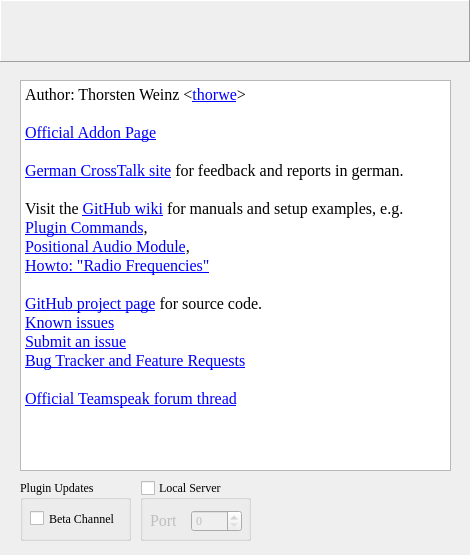
First picture: the form in src/config.ui, repository thorwe/CrossTalk, before the edit.
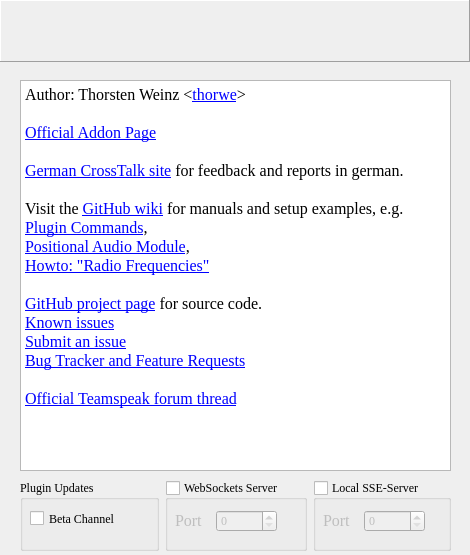
Second picture: the form after the edit. Icons and pictures are not drawn. Custom widgets are drawn as their Qt base class.

Commit message: websocket config

```diff
--- a/src/config.ui
+++ b/src/config.ui
@@ -33,10 +33,10 @@
   <widget class="Banner" name="banner_jianji">
    <property name="geometry">
     <rect>
-     <x>270</x>
-     <y>470</y>
-     <width>200</width>
-     <height>80</height>
+     <x>260</x>
+     <y>410</y>
+     <width>181</width>
+     <height>51</height>
     </rect>
    </property>
    <property name="sizePolicy">
@@ -114,84 +114,134 @@
     <bool>true</bool>
    </property>
   </widget>
-  <widget class="QGroupBox" name="groupBox_Server">
-   <property name="geometry">
-    <rect>
-     <x>140</x>
-     <y>480</y>
-     <width>111</width>
-     <height>61</height>
-    </rect>
-   </property>
-   <property name="title">
-    <string>Local Server</string>
-   </property>
-   <property name="checkable">
-    <bool>true</bool>
-   </property>
-   <property name="checked">
-    <bool>false</bool>
-   </property>
-   <widget class="QSpinBox" name="spinBox_Server">
-    <property name="geometry">
-     <rect>
-      <x>51</x>
-      <y>30</y>
-      <width>51</width>
-      <height>22</height>
-     </rect>
-    </property>
-    <property name="maximum">
-     <number>65535</number>
-    </property>
-    <property name="value">
-     <number>0</number>
-    </property>
-   </widget>
-   <widget class="QLabel" name="label_Server">
-    <property name="geometry">
-     <rect>
-      <x>10</x>
-      <y>30</y>
-      <width>41</width>
-      <height>20</height>
-     </rect>
-    </property>
-    <property name="font">
-     <font>
-      <pointsize>12</pointsize>
-     </font>
-    </property>
-    <property name="text">
-     <string>Port</string>
-    </property>
-   </widget>
-  </widget>
-  <widget class="QGroupBox" name="groupBox_Updates">
+  <widget class="QWidget" name="horizontalLayoutWidget">
    <property name="geometry">
     <rect>
      <x>20</x>
      <y>480</y>
-     <width>111</width>
-     <height>61</height>
+     <width>431</width>
+     <height>71</height>
     </rect>
    </property>
-   <property name="title">
-    <string>Plugin Updates</string>
-   </property>
-   <widget class="QCheckBox" name="betaChannelcheckBox">
-    <property name="geometry">
-     <rect>
-      <x>10</x>
-      <y>30</y>
-      <width>101</width>
-      <height>17</height>
-     </rect>
-    </property>
-    <property name="text">
-     <string>Beta Channel</string>
-    </property>
-   </widget>
+   <layout class="QHBoxLayout" name="horizontalLayout_2">
+    <item>
+     <widget class="QGroupBox" name="groupBox_Updates">
+      <property name="title">
+       <string>Plugin Updates</string>
+      </property>
+      <widget class="QCheckBox" name="betaChannelcheckBox">
+       <property name="geometry">
+        <rect>
+         <x>10</x>
+         <y>30</y>
+         <width>101</width>
+         <height>17</height>
+        </rect>
+       </property>
+       <property name="text">
+        <string>Beta Channel</string>
+       </property>
+      </widget>
+     </widget>
+    </item>
+    <item>
+     <widget class="QGroupBox" name="groupBox_WsServer">
+      <property name="title">
+       <string>WebSockets Server</string>
+      </property>
+      <property name="checkable">
+       <bool>true</bool>
+      </property>
+      <property name="checked">
+       <bool>false</bool>
+      </property>
+      <widget class="QSpinBox" name="spinBox_WsServer">
+       <property name="geometry">
+        <rect>
+         <x>51</x>
+         <y>30</y>
+         <width>61</width>
+         <height>22</height>
+        </rect>
+       </property>
+       <property name="maximum">
+        <number>65535</number>
+       </property>
+       <property name="value">
+        <number>0</number>
+       </property>
+      </widget>
+      <widget class="QLabel" name="label_WsServer">
+       <property name="geometry">
+        <rect>
+         <x>10</x>
+         <y>30</y>
+         <width>41</width>
+         <height>20</height>
+        </rect>
+       </property>
+       <property name="font">
+        <font>
+         <pointsize>12</pointsize>
+        </font>
+       </property>
+       <property name="text">
+        <string>Port</string>
+       </property>
+      </widget>
+     </widget>
+    </item>
+    <item>
+     <widget class="QGroupBox" name="groupBox_Server">
+      <property name="title">
+       <string>Local SSE-Server</string>
+      </property>
+      <property name="checkable">
+       <bool>true</bool>
+      </property>
+      <property name="checked">
+       <bool>false</bool>
+      </property>
+      <widget class="QSpinBox" name="spinBox_Server">
+       <property name="geometry">
+        <rect>
+         <x>51</x>
+         <y>30</y>
+         <width>61</width>
+         <height>22</height>
+        </rect>
+       </property>
+       <property name="maximum">
+        <number>65535</number>
+       </property>
+       <property name="value">
+        <number>0</number>
+       </property>
+      </widget>
+      <widget class="QLabel" name="label_Server">
+       <property name="geometry">
+        <rect>
+         <x>10</x>
+         <y>30</y>
+         <width>41</width>
+         <height>20</height>
+        </rect>
+       </property>
+       <property name="font">
+        <font>
+         <pointsize>12</pointsize>
+        </font>
+       </property>
+       <property name="text">
+        <string>Port</string>
+       </property>
+      </widget>
+      <zorder>spinBox_Server</zorder>
+      <zorder>label_Server</zorder>
+      <zorder>horizontalLayoutWidget</zorder>
+     </widget>
+    </item>
+   </layout>
   </widget>
   <zorder>aboutText</zorder>
   <zorder>banner_jianji</zorder>
```
Left out of the diff: 3 changed lines with no effect on the pictures. The commit also changes 3 other files.
